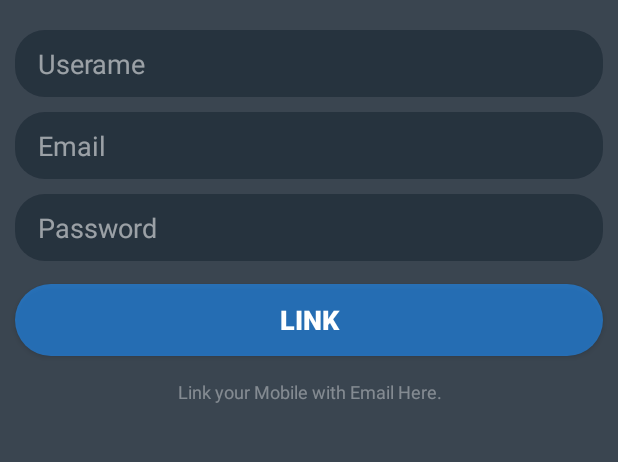
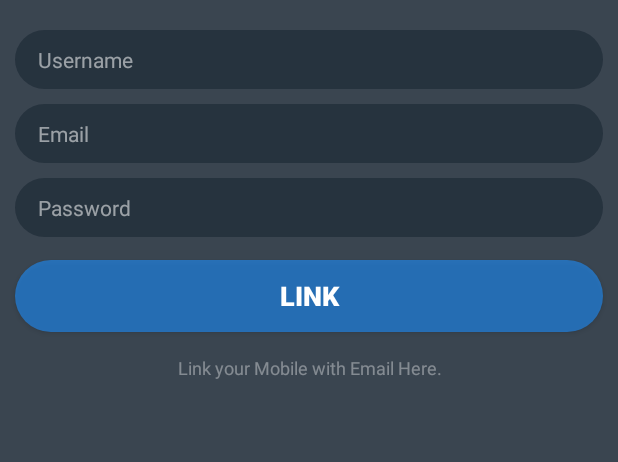
Before and after one commit to damakvarshney/Connecto, an Android app: the LinkMobileEmailActivity screen opened directly, with no data from a screen before it, on a phone screen of 412 x 824 dp, the part 190-652 px from its top. Run offline under Robolectric (Android 15) with nearby library versions, the phone set to English and light mode, and no system bars; our stand-ins replace Firebase (no records; nobody signed in at launch, a user with empty details on screens opened directly); libraries missing offline, so code that uses them is left out: dmax.dialog; 1 statement that could not run was skipped.

Commit message:
ScreensShots Uploaded

```diff
--- a/app/build.gradle
+++ b/app/build.gradle
@@ -20,6 +20,9 @@ android {
             minifyEnabled false
             proguardFiles getDefaultProguardFile('proguard-android-optimize.txt'), 'proguard-rules.pro'
         }
+    }
+    dataBinding{
+        enabled true
     }
 }
 
@@ -44,5 +47,7 @@ dependencies {
     implementation "com.ncorti:slidetoact:0.9.0"
     implementation 'com.github.d-max:spots-dialog:0.4@aar'
     implementation 'com.shobhitpuri.custombuttons:google-signin:1.1.0'
+    implementation 'com.android.support:design:28.0.0'
+
 
 }
--- a/app/src/main/java/com/messenger/connecto/screen/LinkMobileEmailActivity.java
+++ b/app/src/main/java/com/messenger/connecto/screen/LinkMobileEmailActivity.java
@@ -154,8 +154,9 @@ public class LinkMobileEmailActivity extends AppCompatActivity {
                             Log.d("newSuccess", "linkWithCredential:success");
                             updateUI();
                         } else {
+                            onPostExecute();
                             Log.w("newFailure", "linkWithCredential:failure", task.getException());
-                            Toast.makeText(LinkMobileEmailActivity.this, "Authentication failed.",
+                            Toast.makeText(LinkMobileEmailActivity.this, "Already a User.",
                                     Toast.LENGTH_SHORT).show();
                         }
                     }
--- a/app/src/main/java/com/messenger/connecto/screen/RegisterActivity.java
+++ b/app/src/main/java/com/messenger/connecto/screen/RegisterActivity.java
@@ -115,6 +115,7 @@ public class RegisterActivity extends AppCompatActivity {
         name.setVisibility(View.VISIBLE);
         sign_up_btn.setVisibility(View.VISIBLE );
         phone_iv.setVisibility(View.VISIBLE);
+        verify_btn.setVisibility(View.GONE);
 
     }
     //verify mobile number to send call back
--- a/app/src/main/res/layout/activity_link_mobile_email.xml
+++ b/app/src/main/res/layout/activity_link_mobile_email.xml
@@ -69,13 +69,13 @@
         android:layout_marginBottom="10dp"
         android:background="@drawable/round_edittext_bg"
         android:ems="10"
-        android:hint="Userame"
+        android:hint="@string/username"
         android:inputType="text"
         android:paddingVertical="10dp"
-        android:paddingLeft="15dp"
-        android:textColor="@color/black"
+        android:paddingStart="15dp"
+        android:textColor="@color/white"
         android:textColorHint="@color/hint_white"
-        android:textSize="18sp" />
+        android:textSize="14sp" />
 
 
     <EditText
@@ -90,10 +90,10 @@
         android:hint="@string/email"
         android:inputType="textEmailAddress"
         android:paddingVertical="10dp"
-        android:paddingLeft="15dp"
-        android:textColor="@color/black"
+        android:paddingStart="15dp"
+        android:textColor="@color/white"
         android:textColorHint="@color/hint_white"
-        android:textSize="18sp" />
+        android:textSize="14sp" />
 
 
     <EditText
@@ -107,10 +107,10 @@
         android:hint="@string/password"
         android:inputType="textPassword"
         android:paddingVertical="10dp"
-        android:paddingLeft="15dp"
-        android:textColor="@color/black"
+        android:paddingStart="15dp"
+        android:textColor="@color/white"
         android:textColorHint="@color/hint_white"
-        android:textSize="18sp"
+        android:textSize="14sp"
         android:visibility="visible" />
 
 
@@ -135,7 +135,7 @@
         android:layout_height="wrap_content"
         android:layout_marginVertical="15dp"
         android:gravity="center"
-        android:text="Link your Mobile with Email Here."
+        android:text="@string/link_your_mobile_with_email_here"
         android:textColor="#60FFFFFF"
         android:textSize="12sp" />
 
--- a/app/src/main/res/layout/activity_register.xml
+++ b/app/src/main/res/layout/activity_register.xml
@@ -70,7 +70,7 @@
         android:layout_height="wrap_content"
         android:layout_marginTop="15dp"
         android:layout_marginHorizontal="10dp"
-        android:hint="Username"
+        android:hint="@string/username"
         android:textColor="@color/white"
         android:textColorHint="@color/hint_white"
         android:autofillHints=""
--- a/app/src/main/res/values/strings.xml
+++ b/app/src/main/res/values/strings.xml
@@ -44,4 +44,6 @@
     <string name="title">Title</string>
     <string name="description">Description</string>
     <string name="add_notes_to_vault">Add Notes to Vault.</string>
+    <string name="username">Username</string>
+    <string name="link_your_mobile_with_email_here">Link your Mobile with Email Here.</string>
 </resources>
```
Also changed, not shown: 5 other files.
